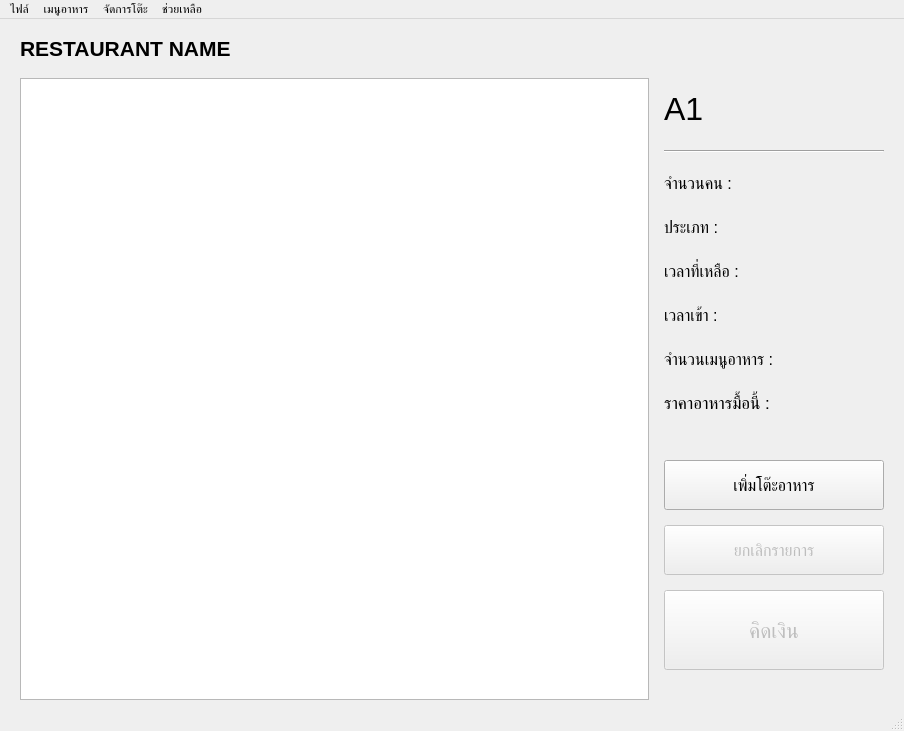
First picture: the form in main_windows.ui, repository kantee2540/RestaurantManage, before the edit.
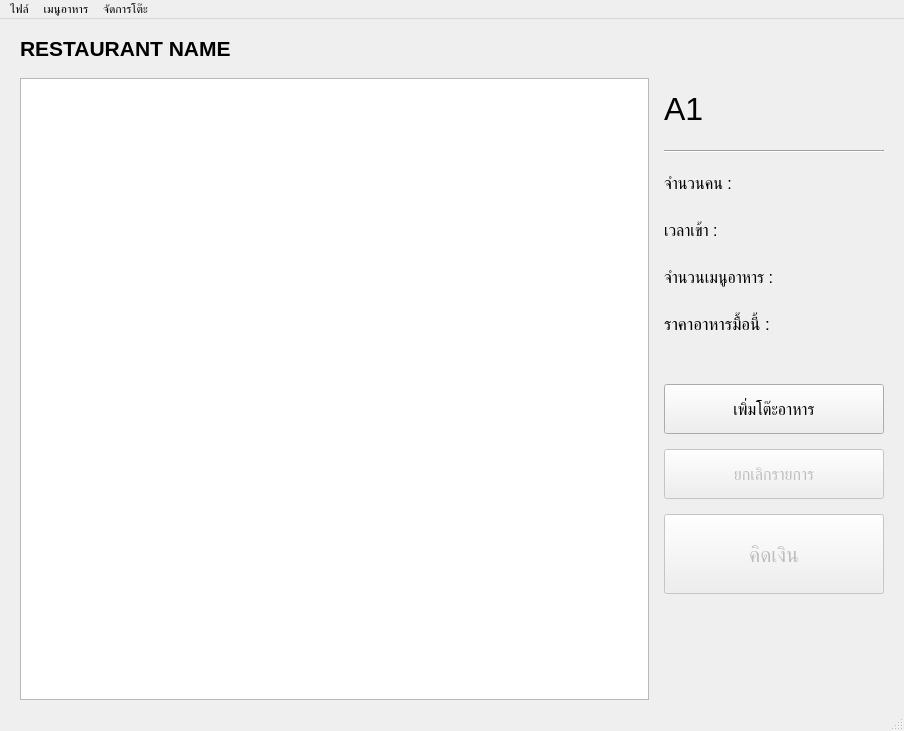
Second picture: the form after the edit.

Commit message: remove unused feature

The edit to the form file:
```diff
--- a/main_windows.ui
+++ b/main_windows.ui
@@ -80,60 +80,6 @@
         </property>
        </widget>
       </item>
-      <item>
-       <widget class="QLabel" name="type">
-        <property name="minimumSize">
-         <size>
-          <width>0</width>
-          <height>40</height>
-         </size>
-        </property>
-        <property name="maximumSize">
-         <size>
-          <width>238</width>
-          <height>60</height>
-         </size>
-        </property>
-        <property name="font">
-         <font>
-          <pointsize>12</pointsize>
-         </font>
-        </property>
-        <property name="text">
-         <string>ประเภท :</string>
-        </property>
-        <property name="textFormat">
-         <enum>Qt::PlainText</enum>
-        </property>
-       </widget>
-      </item>
-      <item>
-       <widget class="QLabel" name="timeleft">
-        <property name="minimumSize">
-         <size>
-          <width>0</width>
-          <height>40</height>
-         </size>
-        </property>
-        <property name="maximumSize">
-         <size>
-          <width>238</width>
-          <height>60</height>
-         </size>
-        </property>
-        <property name="font">
-         <font>
-          <pointsize>12</pointsize>
-         </font>
-        </property>
-        <property name="text">
-         <string>เวลาที่เหลือ :</string>
-        </property>
-        <property name="textFormat">
-         <enum>Qt::PlainText</enum>
-        </property>
-       </widget>
-      </item>
       <item>
        <widget class="QLabel" name="timein">
         <property name="minimumSize">
@@ -402,13 +348,6 @@
     <addaction name="separator"/>
     <addaction name="actionQuit"/>
    </widget>
-   <widget class="QMenu" name="menuHelp">
-    <property name="title">
-     <string>ช่วยเหลือ</string>
-    </property>
-    <addaction name="actionHelp"/>
-    <addaction name="actionAbout"/>
-   </widget>
    <widget class="QMenu" name="menuMenu">
     <property name="title">
      <string>เมนูอาหาร</string>
@@ -433,7 +372,6 @@
    <addaction name="menuFile"/>
    <addaction name="menuMenu"/>
    <addaction name="menuTable"/>
-   <addaction name="menuHelp"/>
   </widget>
   <widget class="QStatusBar" name="statusbar"/>
   <action name="actionNew">
```
The commit also changes 2 other files.
